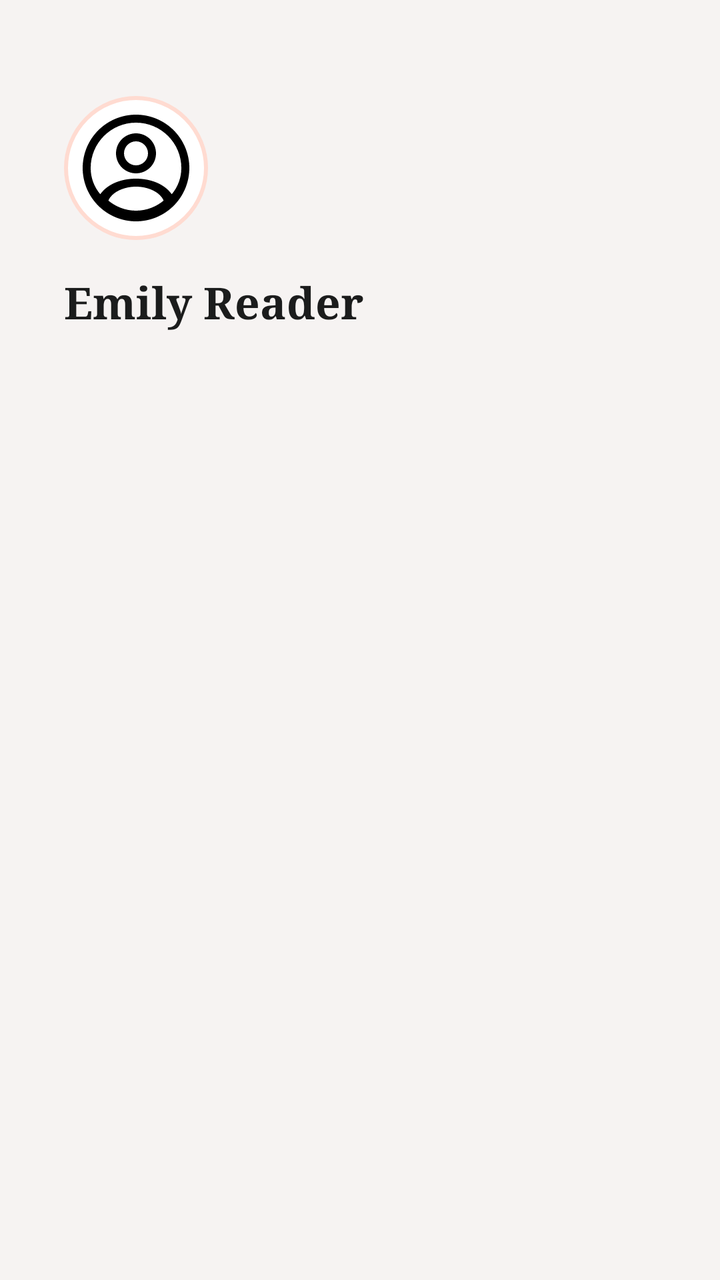
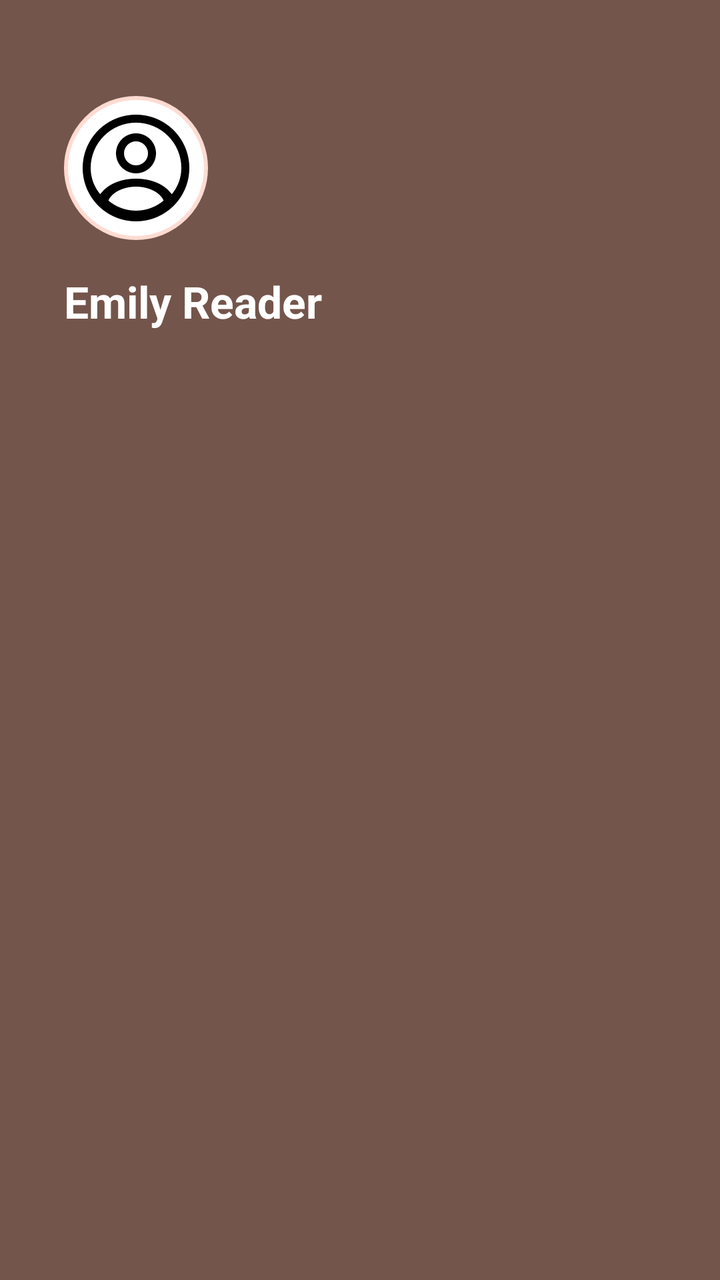

Compare the two renders of this Android layout. The source of the first and the diff that turns it into the second are given below.
<!-- AndroidManifest.xml: application theme Theme.Bookify -->
<!-- res/layout/layout_menu_header.xml -->
<?xml version="1.0" encoding="utf-8"?>
<LinearLayout xmlns:android="http://schemas.android.com/apk/res/android"
    xmlns:app="http://schemas.android.com/apk/res-auto"
    android:layout_width="match_parent"
    android:layout_height="wrap_content"
    android:orientation="vertical"
    android:paddingStart="32dp"
    android:paddingTop="48dp"
    android:paddingEnd="32dp"
    android:paddingBottom="32dp"
    android:background="@color/surface_container_low">

    <LinearLayout
        android:layout_width="match_parent"
        android:layout_height="wrap_content"
        android:orientation="vertical"
        android:layout_gravity="start">

        <FrameLayout
            android:layout_width="wrap_content"
            android:layout_height="wrap_content"
            android:background="@drawable/bg_menu_avatar_border"
            android:layout_marginBottom="16dp">

            <com.google.android.material.imageview.ShapeableImageView
                android:id="@+id/imgMenuAvatar"
                android:layout_width="64dp"
                android:layout_height="64dp"
                android:src="@drawable/ic_menu_avatar_placeholder"
                android:scaleType="centerCrop"
                app:shapeAppearanceOverlay="@style/ShapeAppearance.Material3.Corner.Full" />
        </FrameLayout>

        <TextView
            android:id="@+id/txtMenuUserName"
            android:layout_width="wrap_content"
            android:layout_height="wrap_content"
            android:text="@string/profile_name"
            android:textSize="22sp"
            android:fontFamily="serif"
            android:textStyle="bold"
            android:textColor="@color/on_surface"/>
    </LinearLayout>
    
</LinearLayout>
<!-- resources referenced by this layout -->
<resources>
  <color name="on_surface">#1B1C1C</color>
  <color name="surface_container_low">#F6F3F2</color>
  <!-- drawable bg_menu_avatar_border (drawable) -->
  <?xml version="1.0" encoding="utf-8"?>
  <shape xmlns:android="http://schemas.android.com/apk/res/android"
      android:shape="oval">
      <stroke android:width="2dp" android:color="@color/primary_fixed" />
      <solid android:color="@color/surface_container_lowest" />
      <padding android:bottom="4dp" android:left="4dp" android:right="4dp" android:top="4dp"/>
  </shape>
  <!-- drawable ic_menu_avatar_placeholder (drawable) -->
  <vector xmlns:android="http://schemas.android.com/apk/res/android"
      android:width="24dp"
      android:height="24dp"
      android:viewportWidth="24"
      android:viewportHeight="24">
      <path
          android:fillColor="#FF000000"
          android:pathData="M12,2C6.48,2 2,6.48 2,12s4.48,10 10,10s10,-4.48 10,-10S17.52,2 12,2zM12,20c-1.96,0 -3.75,-0.71 -5.18,-1.89C7.45,16.59 9.61,15.5 12,15.5s4.55,1.09 5.18,2.61C15.75,19.29 13.96,20 12,20zM18.7,16.92c-1.3,-1.82 -3.74,-2.92 -6.7,-2.92s-5.4,1.1 -6.7,2.92C4.16,15.57 3.5,13.86 3.5,12c0,-4.69 3.81,-8.5 8.5,-8.5s8.5,3.81 8.5,8.5C20.5,13.86 19.84,15.57 18.7,16.92zM12,5.5c-2.07,0 -3.75,1.68 -3.75,3.75S9.93,13 12,13s3.75,-1.68 3.75,-3.75S14.07,5.5 12,5.5zM12,11.5c-1.24,0 -2.25,-1.01 -2.25,-2.25S10.76,7 12,7s2.25,1.01 2.25,2.25S13.24,11.5 12,11.5z"/>
  </vector>
  <string name="profile_name">Emily Reader</string>
  <style name="Theme.Bookify" parent="Base.Theme.Bookify" />
  <color name="primary_fixed">#FFDBD1</color>
  <color name="surface_container_lowest">#FFFFFF</color>
  <style name="Base.Theme.Bookify" parent="Theme.Material3.DayNight.NoActionBar">
          
          
      </style>
</resources>

<!-- the commit's change to res/layout/layout_menu_header.xml (unified diff, before → after) -->
@@ -8,7 +8,7 @@
     android:paddingTop="48dp"
     android:paddingEnd="32dp"
     android:paddingBottom="32dp"
-    android:background="@color/surface_container_low">
+    android:background="@color/brown_bold">
 
     <LinearLayout
         android:layout_width="match_parent"
@@ -37,9 +37,8 @@
             android:layout_height="wrap_content"
             android:text="@string/profile_name"
             android:textSize="22sp"
-            android:fontFamily="serif"
             android:textStyle="bold"
-            android:textColor="@color/on_surface"/>
+            android:textColor="@color/white"/>
     </LinearLayout>
     
 </LinearLayout>
<!-- resource entries referenced after the edit -->
@@ -1,7 +1,7 @@
 <!-- resources referenced by this layout -->
 <resources>
-  <color name="on_surface">#1B1C1C</color>
-  <color name="surface_container_low">#F6F3F2</color>
+  <color name="brown_bold">#74554b</color>
+  <color name="white">#FFFFFFFF</color>
   <!-- drawable bg_menu_avatar_border (drawable) -->
   <?xml version="1.0" encoding="utf-8"?>
   <shape xmlns:android="http://schemas.android.com/apk/res/android"
